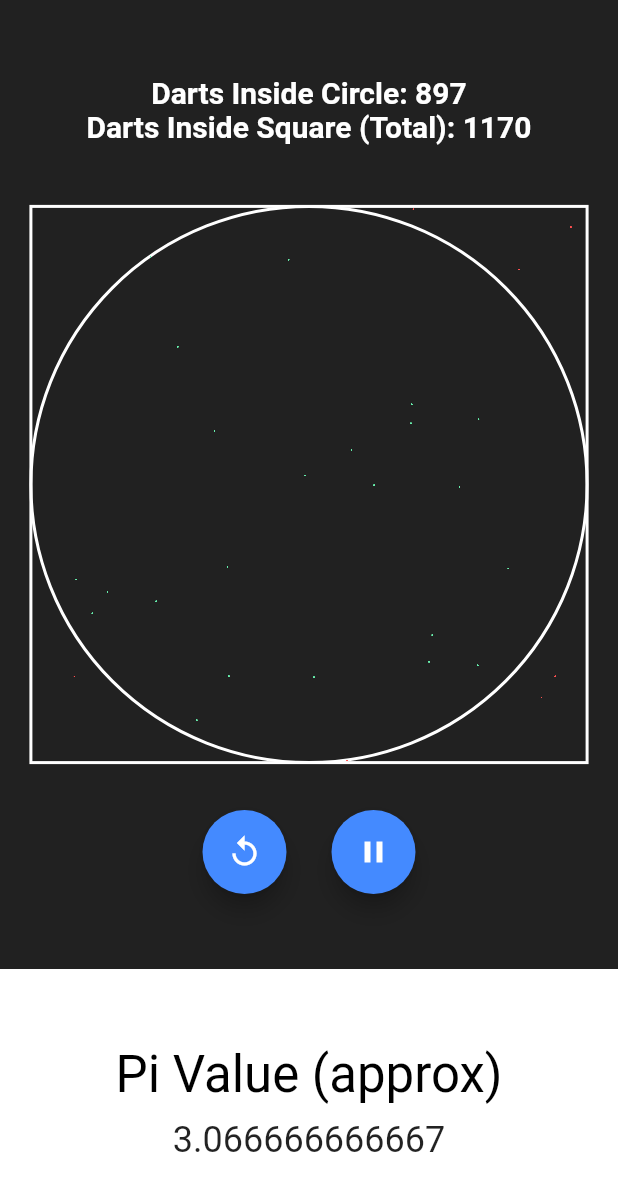
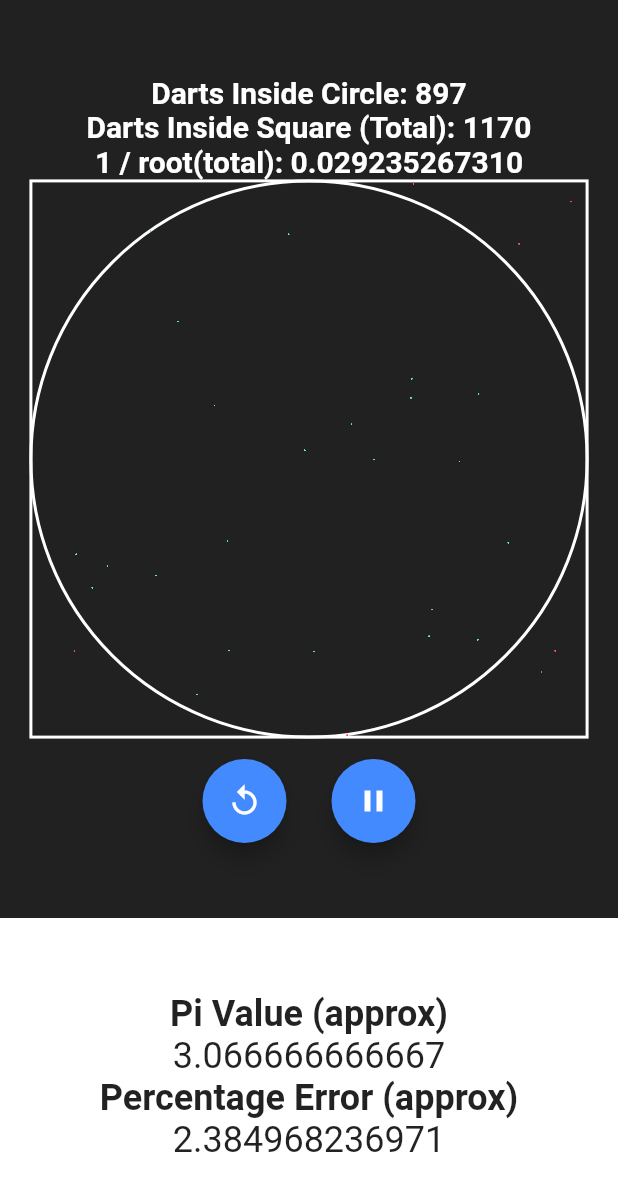
Before and after one commit to akshansh2000/pi_approximation, a Flutter app: the screen it shows after launch, on a phone screen of 412 x 824 dp. Shown: the top 1191 px of the screen. Run offline on Flutter 3.47's test engine with Material 2 defaults, Android fonts, the phone set to English and light mode, and no system bars.

Commit message:
monte carlo, added percentage error and inverse root error

```diff
--- a/lib/main.dart
+++ b/lib/main.dart
@@ -63,13 +63,22 @@ class _MyAppState extends State<MyApp> with SingleTickerProviderStateMixin {
               children: <Widget>[
                 Text(
                   "Pi Value (approx)",
-                  style: Theme.of(context).textTheme.headline4.copyWith(
-                        color: Colors.black,
+                  style: Theme.of(context).textTheme.headline5.copyWith(
+                        fontWeight: FontWeight.bold,
                       ),
                 ),
-                SizedBox(height: 10),
                 Text(
                   "${pi.toStringAsFixed(12)}",
+                  style: Theme.of(context).textTheme.headline5,
+                ),
+                Text(
+                  "Percentage Error (approx)",
+                  style: Theme.of(context).textTheme.headline5.copyWith(
+                        fontWeight: FontWeight.bold,
+                      ),
+                ),
+                Text(
+                  "${((math.pi - pi).abs() / math.pi * 100).toStringAsFixed(12)}",
                   style: Theme.of(context).textTheme.headline5,
                 ),
               ],
@@ -83,7 +92,9 @@ class _MyAppState extends State<MyApp> with SingleTickerProviderStateMixin {
               child: Padding(
                 padding: EdgeInsets.only(top: 50),
                 child: Text(
-                  "Darts Inside Circle: ${insideCircle.toInt()}\nDarts Inside Square (Total): ${total.toInt()}",
+                  "Darts Inside Circle: ${insideCircle.toInt()}\n" +
+                      "Darts Inside Square (Total): ${total.toInt()}\n" +
+                      "1 / root(total): ${(1 / math.sqrt(total.toInt())).toStringAsFixed(12)}",
                   textAlign: TextAlign.center,
                   style: TextStyle(
                     color: Colors.white,
```
Also changed, not shown: pubspec.lock.
